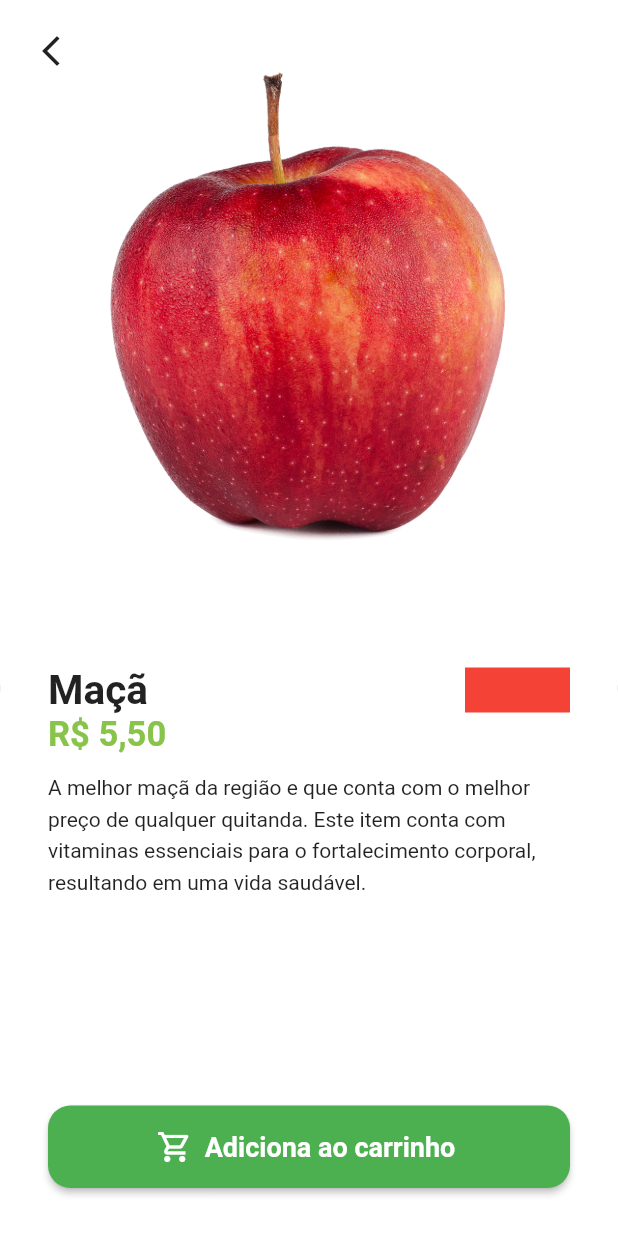
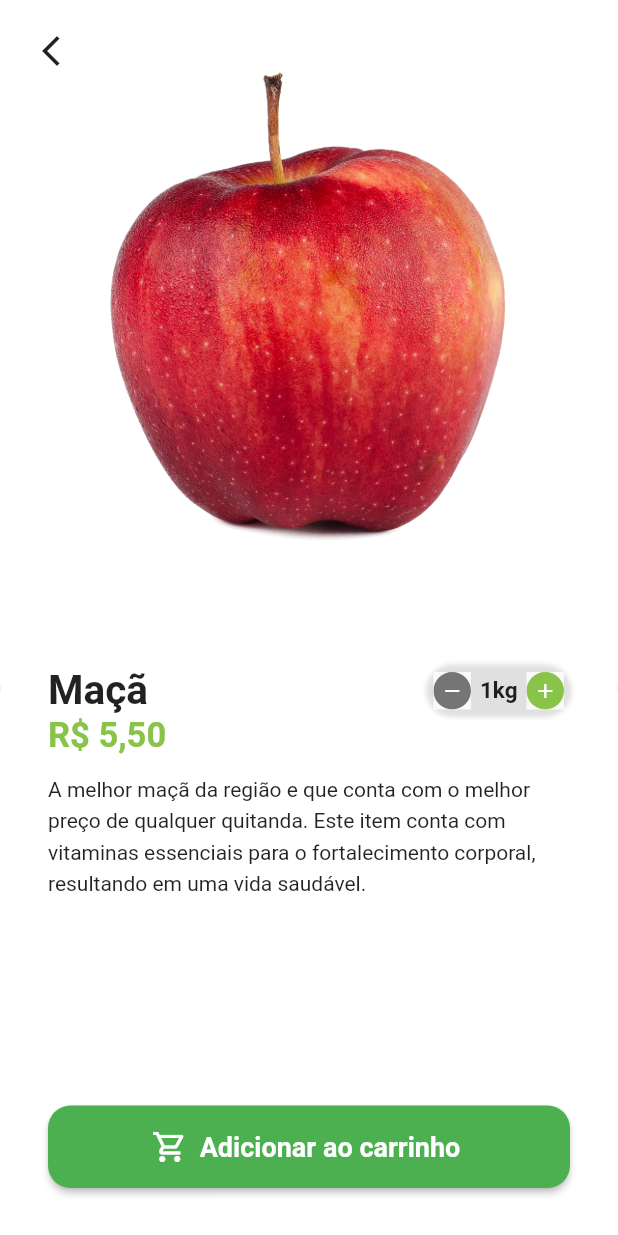
Before and after one commit to MaxsonCoelho/grocery_store, a Flutter app: the BaseScreen screen opened directly, after a tap on "Maçã", on a phone screen of 412 x 824 dp. Run offline on Flutter 3.47's test engine with Material 2 defaults, Android fonts, the phone set to English and light mode, and no system bars; our stand-ins replace animated_text_kit, badges, mask_text_input_formatter.

Commit message:
complete widget quantity product more initial screen cart

```diff
--- a/lib/src/pages/HomeTab/home_tab.dart
+++ b/lib/src/pages/HomeTab/home_tab.dart
@@ -2,7 +2,7 @@ import 'package:flutter/material.dart';
 import 'package:grocery_store/src/config/custom_colors.dart';
 import 'package:badges/badges.dart' as packageBadge;
 import 'package:grocery_store/src/config/app_data.dart' as appData;
-import 'package:grocery_store/src/pages/HomeTab/components/item_tile.dart';
+import 'package:grocery_store/src/pages/homeTab/components/item_tile.dart';
 
 import 'components/category_tile.dart';
 
--- a/lib/src/pages/base/base_screen.dart
+++ b/lib/src/pages/base/base_screen.dart
@@ -1,5 +1,6 @@
 import 'package:flutter/material.dart';
-import 'package:grocery_store/src/pages/HomeTab/home_tab.dart';
+import 'package:grocery_store/src/pages/cartTab/cart_tab.dart';
+import 'package:grocery_store/src/pages/homeTab/home_tab.dart';
 
 class BaseScreen extends StatefulWidget {
   const BaseScreen({super.key});
@@ -19,8 +20,8 @@ class _BaseScreenState extends State<BaseScreen> {
         physics: const NeverScrollableScrollPhysics(),
         controller: pageController,
         children: [
-          HomeTab(),
-          Container(color: const Color.fromARGB(255, 70, 54, 244),),
+          const HomeTab(),
+          CartTab(),
           Container(color: const Color.fromARGB(255, 54, 244, 54),),
           Container(color: const Color.fromARGB(255, 244, 219, 54),),
         ],
--- /dev/null
+++ b/lib/src/pages/cartTab/cart_tab.dart
@@ -0,0 +1,84 @@
+import 'package:flutter/material.dart';
+import 'package:grocery_store/src/config/custom_colors.dart';
+import 'package:grocery_store/src/services/utils_services.dart';
+
+class CartTab extends StatelessWidget {
+  CartTab({super.key});
+
+  final UtilsServices utilsServices = UtilsServices();
+
+  @override
+  Widget build(BuildContext context) {
+    return Scaffold(
+      appBar: AppBar(
+        title: const Text('Carrinho'),
+      ),
+      body: Column(
+        children: [
+          const Expanded(
+            child: Placeholder(
+              color: Colors.red,
+            ),
+          ),
+          const SizedBox(
+            height: 20,
+          ),
+          Container(
+            padding: const EdgeInsets.all(16),
+            height: 150,
+            decoration: BoxDecoration(
+              color: Colors.white,
+              borderRadius: const BorderRadius.vertical(
+                top: Radius.circular(30),
+              ),
+              boxShadow: [
+                BoxShadow(
+                  color: Colors.grey.shade300,
+                  blurRadius: 3,
+                  spreadRadius: 2,
+                )
+              ],
+            ),
+            child: Column(
+              crossAxisAlignment: CrossAxisAlignment.stretch,
+              children: [
+                const Text(
+                  'Total geral',
+                  style: TextStyle(
+                    fontSize: 12,
+                  ),
+                ),
+                Text(
+                  utilsServices.priceToCurrency(50.0),
+                  style: TextStyle(
+                      fontSize: 23,
+                      color: CustomColors.customSwatchColor,
+                      fontWeight: FontWeight.bold),
+                ),
+                const SizedBox(height: 20,),
+                SizedBox(
+                  height: 50,
+                  child: ElevatedButton(
+                    style: ElevatedButton.styleFrom(
+                      backgroundColor: CustomColors.customSwatchColor,
+                      shape: RoundedRectangleBorder(
+                        borderRadius: BorderRadius.circular(18)
+                      )
+                    ),
+                    onPressed: () {},
+                    child: const Text(
+                      'Concluir pedido',
+                      style: TextStyle(
+                        fontSize: 18,
+                      ),
+                    ),
+                  ),
+                )
+              ],
+            ),
+          )
+        ],
+      ),
+    );
+  }
+}
--- /dev/null
+++ b/lib/src/pages/commom_widgets/quantity_widget.dart
@@ -0,0 +1,99 @@
+import 'package:flutter/material.dart';
+import 'package:grocery_store/src/config/custom_colors.dart';
+
+class QuantityWidget extends StatelessWidget {
+  final int value;
+  final String sufifixText;
+  final Function(int quantity) result;
+
+  const QuantityWidget({
+    super.key,
+    required this.value,
+    required this.sufifixText,
+    required this.result,
+  });
+
+  @override
+  Widget build(BuildContext context) {
+    return Container(
+      padding: const EdgeInsets.all(4),
+      decoration:
+          BoxDecoration(borderRadius: BorderRadius.circular(50), boxShadow: [
+        BoxShadow(
+          color: Colors.grey.shade300,
+          spreadRadius: 1,
+          blurRadius: 2,
+        )
+      ]),
+      child: Row(
+        children: [
+          _QuantityButton(
+            color: Colors.grey.shade600,
+            icon: Icons.remove,
+            onpressed: () {
+              if (value == 1) return;
+
+              int resultCount = value - 1;
+              result(resultCount);
+            },
+          ),
+          Padding(
+            padding: const EdgeInsets.symmetric(
+              horizontal: 6,
+            ),
+            child: Text(
+              '$value$sufifixText',
+              style: const TextStyle(
+                fontSize: 15,
+                fontWeight: FontWeight.bold,
+              ),
+            ),
+          ),
+          _QuantityButton(
+            color: CustomColors.customSwatchColor,
+            icon: Icons.add,
+            onpressed: () {
+              int resultCount = value + 1;
+              result(resultCount);
+            },
+          ),
+        ],
+      ),
+    );
+  }
+}
+
+class _QuantityButton extends StatelessWidget {
+  final Color color;
+  final IconData icon;
+  final VoidCallback onpressed;
+
+  const _QuantityButton({
+    required this.color,
+    required this.icon,
+    required this.onpressed,
+  });
+
+  @override
+  Widget build(BuildContext context) {
+    return Material(
+      child: InkWell(
+        borderRadius: BorderRadius.circular(50),
+        onTap: onpressed,
+        child: Ink(
+          height: 25,
+          width: 25,
+          decoration: BoxDecoration(
+            color: color,
+            shape: BoxShape.circle,
+          ),
+          child: Icon(
+            icon,
+            color: Colors.white,
+            size: 16,
+          ),
+        ),
+      ),
+    );
+  }
+}
--- a/lib/src/pages/product/product_screen.dart
+++ b/lib/src/pages/product/product_screen.dart
@@ -1,16 +1,25 @@
 import 'package:flutter/material.dart';
 import 'package:grocery_store/src/config/custom_colors.dart';
 import 'package:grocery_store/src/models/item_model.dart';
+import 'package:grocery_store/src/pages/commom_widgets/quantity_widget.dart';
 import 'package:grocery_store/src/services/utils_services.dart';
 
-class ProductScreen extends StatelessWidget {
-  ProductScreen({
+class ProductScreen extends StatefulWidget {
+  const ProductScreen({
     super.key,
     required this.item,
   });
 
   final ItemModel item;
+
+  @override
+  State<ProductScreen> createState() => _ProductScreenState();
+}
+
+class _ProductScreenState extends State<ProductScreen> {
   final UtilsServices utilsServices = UtilsServices();
+
+  int cartQuantity = 1;
 
   @override
   Widget build(BuildContext context) {
@@ -22,8 +31,8 @@ class ProductScreen extends StatelessWidget {
             children: [
               Expanded(
                 child: Hero(
-                  tag: item.imgUrl,
-                  child: Image.asset(item.imgUrl),
+                  tag: widget.item.imgUrl,
+                  child: Image.asset(widget.item.imgUrl),
                 ),
               ),
               Expanded(
@@ -47,7 +56,7 @@ class ProductScreen extends StatelessWidget {
                         children: [
                           Expanded(
                             child: Text(
-                              item.itemName,
+                              widget.item.itemName,
                               maxLines: 2,
                               overflow: TextOverflow.ellipsis,
                               style: const TextStyle(
@@ -56,15 +65,19 @@ class ProductScreen extends StatelessWidget {
                               ),
                             ),
                           ),
-                          Container(
-                            height: 30,
-                            width: 70,
-                            color: Colors.red,
+                          QuantityWidget(
+                            sufifixText: widget.item.unit,
+                            value: cartQuantity,
+                            result: (quantity) {
+                              setState(() {
+                                cartQuantity = quantity;
+                              });
+                            },
                           ),
                         ],
                       ),
                       Text(
-                        utilsServices.priceToCurrency(item.price),
+                        utilsServices.priceToCurrency(widget.item.price),
                         style: TextStyle(
                             fontSize: 23,
                             fontWeight: FontWeight.bold,
@@ -75,7 +88,7 @@ class ProductScreen extends StatelessWidget {
                           padding: const EdgeInsets.symmetric(vertical: 10),
                           child: SingleChildScrollView(
                             child: Text(
-                              item.description,
+                              widget.item.description,
                               style: const TextStyle(height: 1.5),
                             ),
                           ),
@@ -89,7 +102,7 @@ class ProductScreen extends StatelessWidget {
                                   borderRadius: BorderRadius.circular(15))),
                           onPressed: () {},
                           label: const Text(
-                            'Adiciona ao carrinho',
+                            'Adicionar ao carrinho',
                             style: TextStyle(
                               fontSize: 18,
                               fontWeight: FontWeight.bold,
```
